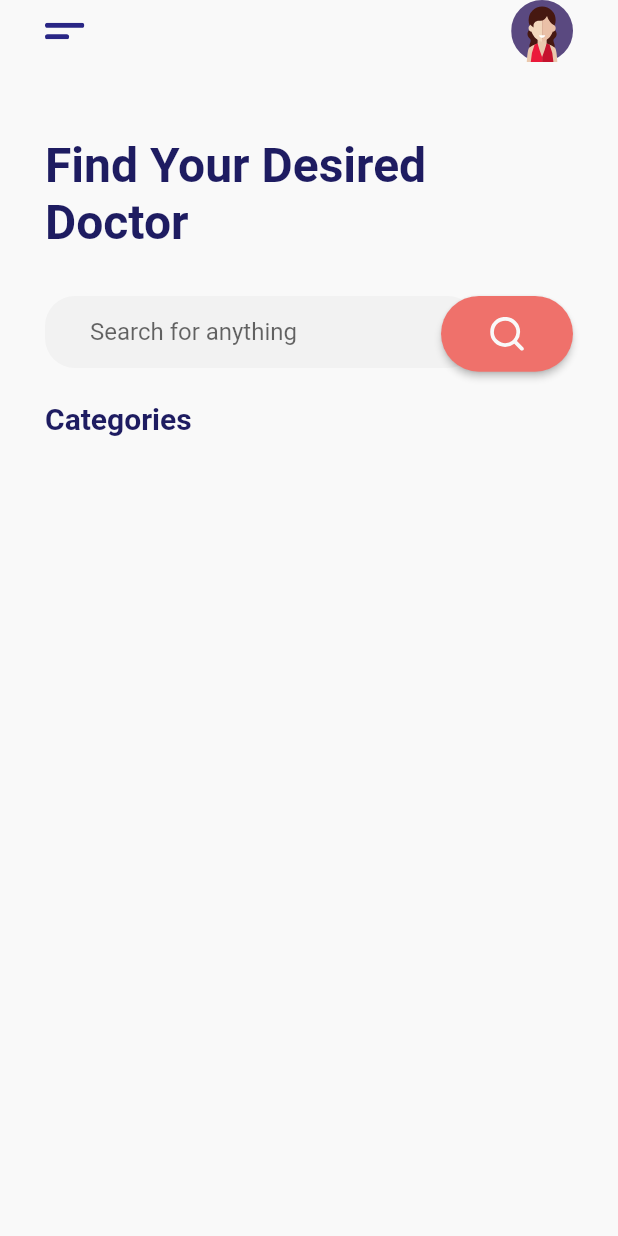
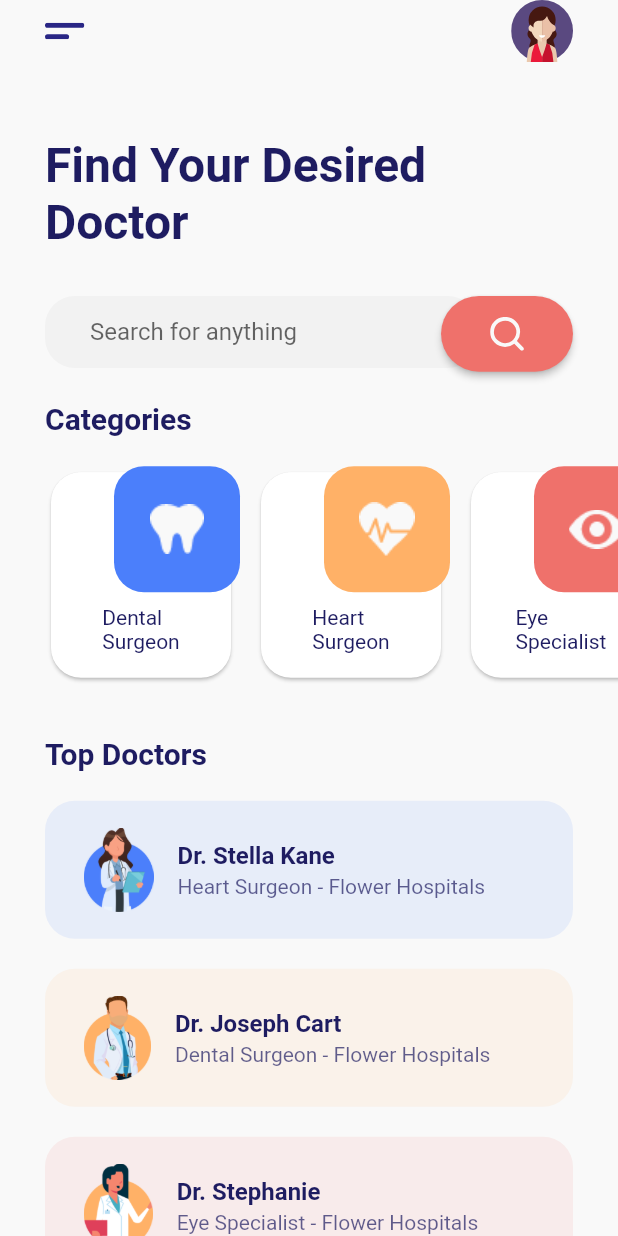
Before and after one commit to maoja37/DoctorConsultaionApp, a Flutter app: the screen it shows after launch, after a tap on "Get Started", on a phone screen of 412 x 824 dp. Run offline on Flutter 3.47's test engine with Material 2 defaults, Android fonts, the light colour scheme and no system bars; our stand-ins replace flutter_svg, google_fonts.

```diff
--- /dev/null
+++ b/lib/components/category_card.dart
@@ -0,0 +1,53 @@
+import 'package:doctor_consultation_app/constant.dart';
+import 'package:flutter/cupertino.dart';
+import 'package:flutter/material.dart';
+
+class CategoryCard extends StatelessWidget {
+    final imageUrl;
+    final cardDetail;
+    final color;
+
+  CategoryCard(this.imageUrl,this.cardDetail, this.color);
+  @override
+  Widget build(BuildContext context) {
+    return Container(
+      width: 130,
+      height: 160,
+      child: Stack(children: [
+        Card(
+          shape: RoundedRectangleBorder(
+            borderRadius: BorderRadius.circular(20),
+          ),
+          child: Container(
+            width: 120,
+            height: 137,
+            padding: EdgeInsets.symmetric(
+              horizontal: 16,
+              vertical: 16,
+            ),
+            child: Align(
+              alignment: Alignment.bottomCenter,
+              child: Text(
+                cardDetail,
+                style: TextStyle(
+                  color: kTitleTextColor,
+                ),
+              ),
+            ),
+          ),
+        ),
+        Positioned(
+            right: 0,
+            child: Container(
+              height: 84,
+              width: 84,
+              decoration: BoxDecoration(
+                color: color,
+                borderRadius: BorderRadius.circular(20),
+              ),
+              child: Image.asset(imageUrl),
+            ),)
+      ]),
+    );
+  }
+}
--- /dev/null
+++ b/lib/components/doctor_card.dart
@@ -0,0 +1,33 @@
+import 'package:doctor_consultation_app/constant.dart';
+import 'package:doctor_consultation_app/screens/detail_screen.dart';
+import 'package:flutter/cupertino.dart';
+import 'package:flutter/material.dart';
+
+class DoctorCard extends StatelessWidget {
+  final leading;
+  final title;
+  final subtitle;
+  final bColor;
+
+  DoctorCard(this.leading, this.title, this.subtitle , this.bColor);
+  @override
+  Widget build(BuildContext context) {
+    return InkWell(
+      onTap: () {Navigator.push(context, MaterialPageRoute(builder: (context)=> DetailScreen()));},
+      child: DecoratedBox(
+        decoration: BoxDecoration(
+          color: bColor.withOpacity(0.1),
+          borderRadius: BorderRadius.circular(20),
+        ),
+        child: Padding(
+          padding: EdgeInsets.only(left: 10,top: 10,bottom: 10),
+          child: ListTile(
+            leading: Image.asset(leading),
+            title: Text(title, style: TextStyle(color: kTitleTextColor,fontWeight: FontWeight.bold),),
+            subtitle: Text(subtitle, style: TextStyle(color: kTitleTextColor.withOpacity(0.7), ),),
+          ),
+        ),
+      ),
+    );
+  }
+}
--- a/lib/screens/detail_screen.dart
+++ b/lib/screens/detail_screen.dart
@@ -0,0 +1,12 @@
+import 'package:flutter/material.dart';
+
+class DetailScreen extends StatelessWidget {
+
+
+  @override
+  Widget build(BuildContext context) {
+    return Container(
+
+    );
+  }
+}
--- a/lib/screens/home_screen.dart
+++ b/lib/screens/home_screen.dart
@@ -1,3 +1,5 @@
+import 'package:doctor_consultation_app/components/category_card.dart';
+import 'package:doctor_consultation_app/components/doctor_card.dart';
 import 'package:doctor_consultation_app/components/search_bar.dart';
 import 'package:doctor_consultation_app/constant.dart';
 import 'package:flutter/cupertino.dart';
@@ -12,38 +14,47 @@ class HomeScreen extends StatelessWidget {
       backgroundColor: kBackgroundColor,
       body: SafeArea(
         bottom: false,
-        child: Padding(
-          padding: EdgeInsets.symmetric(horizontal: 30),
         child: SingleChildScrollView(
           scrollDirection: Axis.vertical,
           child: Column(
             crossAxisAlignment: CrossAxisAlignment.start,
             children: [
-                Row(
+              Padding(
+                padding: const EdgeInsets.symmetric(horizontal: 30),
+                child: Row(
                   mainAxisAlignment: MainAxisAlignment.spaceBetween,
                   children: [
                     SvgPicture.asset('assets/icons/menu.svg'),
                     SvgPicture.asset('assets/icons/profile.svg')
                   ],
                 ),
+              ),
               SizedBox(
                 height: 50,
               ),
-                Text(
+              Padding(
+                padding: const EdgeInsets.symmetric(horizontal: 30),
+                child: Text(
                   'Find Your Desired \nDoctor',
                   style: TextStyle(
                       fontWeight: FontWeight.bold,
                       fontSize: 32,
                       color: kTitleTextColor),
                 ),
+              ),
               SizedBox(
                 height: 30,
               ),
-                SearchBar(),
+              Padding(
+                padding: const EdgeInsets.symmetric(horizontal: 30),
+                child: SearchBar(),
+              ),
               SizedBox(
                 height: 20,
               ),
-                Text(
+              Padding(
+                padding: const EdgeInsets.symmetric(horizontal: 30),
+                child: Text(
                   'Categories',
                   style: TextStyle(
                     fontWeight: FontWeight.bold,
@@ -51,11 +62,107 @@ class HomeScreen extends StatelessWidget {
                     color: kTitleTextColor,
                   ),
                 ),
+              ),
+              SizedBox(
+                height: 20,
+              ),
+              buildCategoryList(),
+              SizedBox(
+                height: 20,
+              ),
+              Padding(
+                padding: const EdgeInsets.symmetric(horizontal: 30),
+                child: Text(
+                  'Top Doctors',
+                  style: TextStyle(
+                    fontWeight: FontWeight.bold,
+                    fontSize: 20,
+                    color: kTitleTextColor,
+                  ),
+                ),
+              ),
+              SizedBox(
+                height: 20,
+              ),
+              _buildDoctorList()
             ],
-            ),
           ),
         ),
       ),
     );
   }
+
+  buildCategoryList() {
+    return SingleChildScrollView(
+      scrollDirection: Axis.horizontal,
+      child: Row(
+        children: [
+          SizedBox(
+            width: 30,
+          ),
+          CategoryCard(
+            'assets/icons/dental_surgeon.png',
+            'Dental\nSurgeon',
+            kBlueColor,
+          ),
+          SizedBox(
+            width: 10,
+          ),
+          CategoryCard(
+            'assets/icons/heart_surgeon.png',
+            'Heart\nSurgeon',
+            kYellowColor,
+          ),
+          SizedBox(
+            width: 10,
+          ),
+          CategoryCard(
+            'assets/icons/eye_specialist.png',
+            'Eye\nSpecialist',
+            kOrangeColor,
+          ),
+          SizedBox(
+            width: 10,
+          ),
+          CategoryCard(
+              'assets/icons/dental_surgeon.png', 'Dental\nSurgeon', kBlueColor),
+        ],
+      ),
+    );
   }
+
+  _buildDoctorList() {
+    return Padding(
+      padding: const EdgeInsets.symmetric(horizontal: 30),
+      child: Column(children: [
+        DoctorCard(
+          'assets/images/doctor1.png',
+          'Dr. Stella Kane',
+          'Heart Surgeon - Flower Hospitals',
+          kBlueColor,
+        ),
+        SizedBox(
+          height: 20,
+        ),
+        DoctorCard(
+          'assets/images/doctor2.png',
+          'Dr. Joseph Cart',
+          'Dental Surgeon - Flower Hospitals',
+          kYellowColor,
+        ),
+        SizedBox(
+          height: 20,
+        ),
+        DoctorCard(
+          'assets/images/doctor3.png',
+          'Dr. Stephanie',
+          'Eye Specialist - Flower Hospitals',
+          kOrangeColor,
+        ),
+        SizedBox(
+          height: 20,
+        ),
+      ]),
+    );
+  }
+}
--- a/lib/screens/onboarding_screen.dart
+++ b/lib/screens/onboarding_screen.dart
@@ -76,9 +76,9 @@ class OnboardingScreen extends StatelessWidget {
   return PageRouteBuilder(
     pageBuilder: (context, animation, secondaryAnimation) => HomeScreen(),
     transitionsBuilder: (context, animation, secondaryAnimation, child) {
-      const begin = Offset(1.0, 0);
+      const begin = Offset(1, 0);
       const end = Offset.zero;
-      const curve = Curves.fastOutSlowIn;
+      const curve = Curves.ease;
 
       var tween = Tween(begin: begin, end: end).chain(CurveTween(curve: curve));
 
```
Also changed, not shown: 2 other files. Lines whose indentation alone changed are shown as unchanged.
